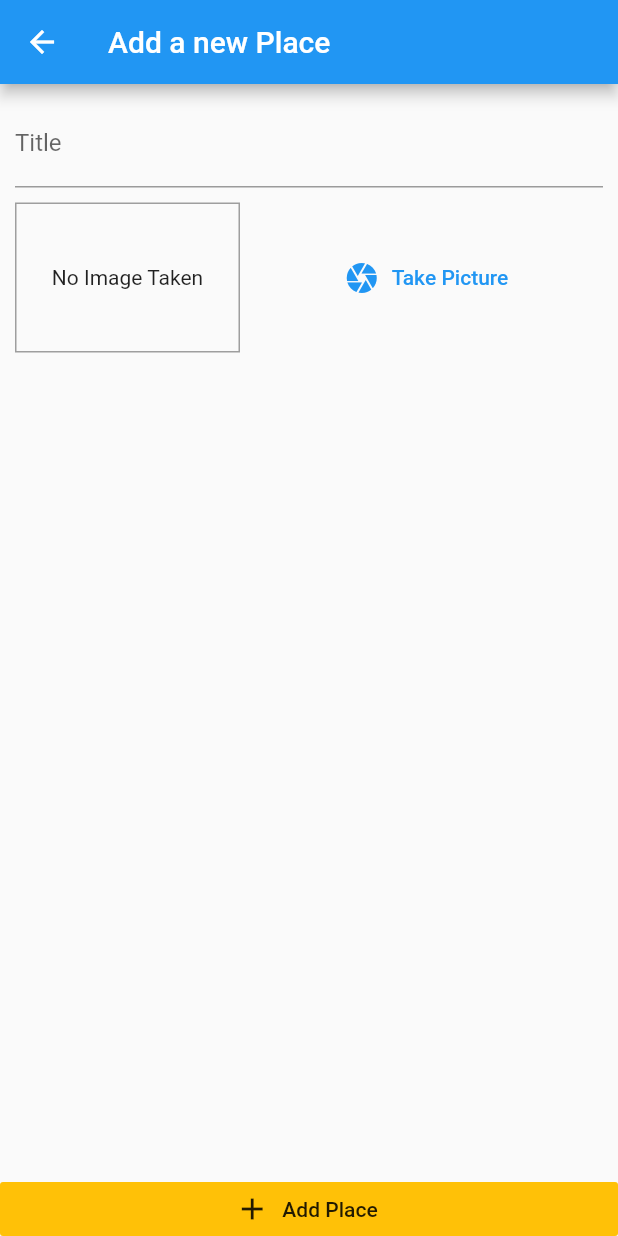
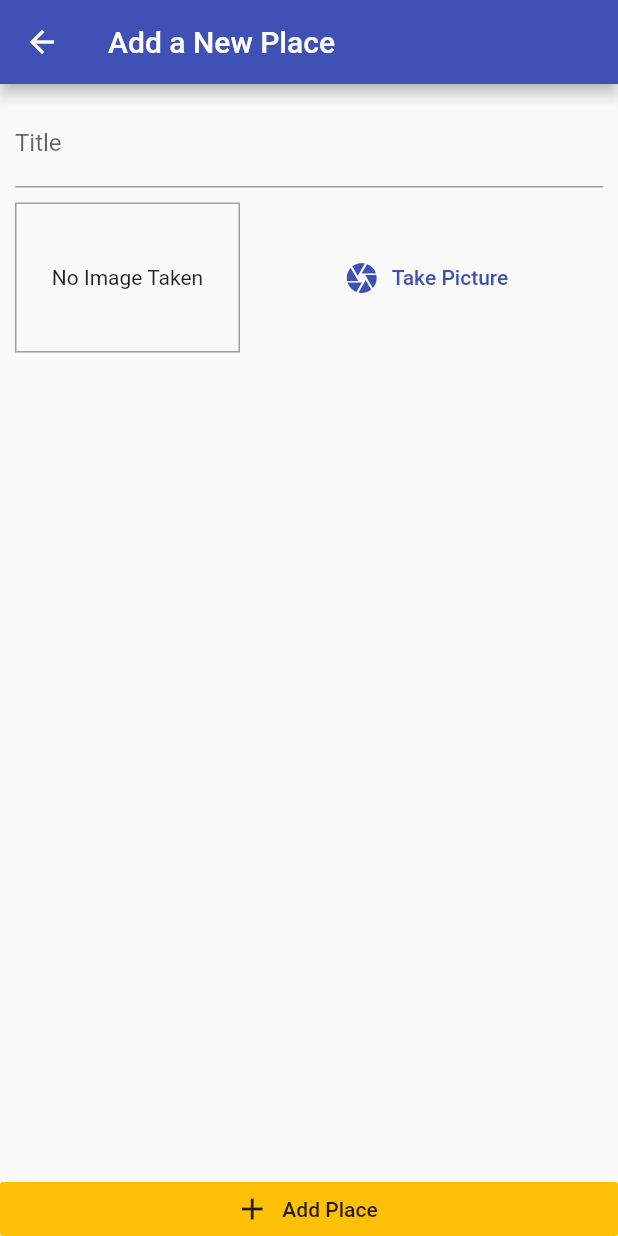
Before and after one commit to navod80/Flutter-location, a Flutter app: the screen it shows after launch, after a tap on the "add" icon, on a phone screen of 412 x 824 dp. Run offline on Flutter 3.47's test engine with Material 2 defaults, Android fonts, the phone set to English and light mode, and no system bars; our stand-ins replace image_picker.

Commit message:
minor changes

```diff
--- a/first_app/lib/main.dart
+++ b/first_app/lib/main.dart
@@ -1,29 +1,27 @@
 import 'package:flutter/material.dart';
 import 'package:provider/provider.dart';
 
-import './Providers/great_places.dart';
+import './providers/great_places.dart';
 import './screens/places_list_screen.dart';
 import './screens/add_place_screen.dart';
 
 void main() => runApp(MyApp());
 
 class MyApp extends StatelessWidget {
-  // This widget is the root of your application.
   @override
   Widget build(BuildContext context) {
     return ChangeNotifierProvider.value(
-      value:  GreatPlaces(),
+      value: GreatPlaces(),
       child: MaterialApp(
           title: 'Great Places',
           theme: ThemeData(
-        primarySwatch: Colors.blue,
+            primarySwatch: Colors.indigo,
             accentColor: Colors.amber,
           ),
           home: PlacesListScreen(),
           routes: {
             AddPlaceScreen.routeName: (ctx) => AddPlaceScreen(),
-      },
-    ),
+          }),
     );
   }
 }
--- a/first_app/lib/models/place.dart
+++ b/first_app/lib/models/place.dart
@@ -11,7 +11,7 @@ class PlaceLocation {
     @required this.latitude,
     @required this.longitude,
     this.address,
-    });
+  });
 }
 
 class Place {
--- a/first_app/lib/screens/add_place_screen.dart
+++ b/first_app/lib/screens/add_place_screen.dart
@@ -4,7 +4,7 @@ import 'package:flutter/material.dart';
 import 'package:provider/provider.dart';
 
 import '../widgets/image_input.dart';
-import '../Providers/great_places.dart';
+import '../providers/great_places.dart';
 
 class AddPlaceScreen extends StatefulWidget {
   static const routeName = '/add-place';
@@ -22,7 +22,7 @@ class _AddPlaceScreenState extends State<AddPlaceScreen> {
   }
 
   void _savePlace() {
-    if(_titleController.text.isEmpty || _pickedImage == null){
+    if (_titleController.text.isEmpty || _pickedImage == null) {
       return;
     }
     Provider.of<GreatPlaces>(context, listen: false)
@@ -34,21 +34,24 @@ class _AddPlaceScreenState extends State<AddPlaceScreen> {
   Widget build(BuildContext context) {
     return Scaffold(
       appBar: AppBar(
-        title: Text('Add a new Place')
+        title: Text('Add a New Place'),
       ),
       body: Column(
         crossAxisAlignment: CrossAxisAlignment.stretch,
         children: <Widget>[
           Expanded(
             child: SingleChildScrollView(
-                child: Padding(padding: EdgeInsets.all(10),
+              child: Padding(
+                padding: EdgeInsets.all(10),
                 child: Column(
                   children: <Widget>[
                     TextField(
                       decoration: InputDecoration(labelText: 'Title'),
                       controller: _titleController,
                     ),
-                      SizedBox(height: 10,),
+                    SizedBox(
+                      height: 10,
+                    ),
                     ImageInput(_selectImage),
                   ],
                 ),
@@ -62,7 +65,7 @@ class _AddPlaceScreenState extends State<AddPlaceScreen> {
             elevation: 0,
             materialTapTargetSize: MaterialTapTargetSize.shrinkWrap,
             color: Theme.of(context).accentColor,
-            )
+          ),
         ],
       ),
     );
--- a/first_app/lib/screens/places_list_screen.dart
+++ b/first_app/lib/screens/places_list_screen.dart
@@ -2,15 +2,17 @@ import 'package:flutter/material.dart';
 import 'package:provider/provider.dart';
 
 import './add_place_screen.dart';
-import '../Providers/great_places.dart';
+import '../providers/great_places.dart';
 
 class PlacesListScreen extends StatelessWidget {
   @override
   Widget build(BuildContext context) {
     return Scaffold(
-      appBar: AppBar(title: Text('Your places'),
-      actions:<Widget>[
-          IconButton(icon: Icon(Icons.add),
+      appBar: AppBar(
+        title: Text('Your Places'),
+        actions: <Widget>[
+          IconButton(
+            icon: Icon(Icons.add),
             onPressed: () {
               Navigator.of(context).pushNamed(AddPlaceScreen.routeName);
             },
@@ -19,11 +21,13 @@ class PlacesListScreen extends StatelessWidget {
       ),
       body: Consumer<GreatPlaces>(
         child: Center(
-          child: const Text('Got no places yet, Start adding some!'),
+          child: const Text('Got no places yet, start adding some!'),
         ),
-          builder: (ctx, greatPlaces, ch) =>
-              greatPlaces.items.length <= 0 ? ch : ListView.builder(
-                itemCount: greatPlaces.items.length, itemBuilder: (ctx, i) => ListTile(
+        builder: (ctx, greatPlaces, ch) => greatPlaces.items.length <= 0
+            ? ch
+            : ListView.builder(
+                itemCount: greatPlaces.items.length,
+                itemBuilder: (ctx, i) => ListTile(
                       leading: CircleAvatar(
                         backgroundImage: FileImage(
                           greatPlaces.items[i].image,
@@ -31,7 +35,7 @@ class PlacesListScreen extends StatelessWidget {
                       ),
                       title: Text(greatPlaces.items[i].title),
                       onTap: () {
-                    //Go to detail page ...
+                        // Go to detail page ...
                       },
                     ),
               ),
--- a/first_app/lib/widgets/image_input.dart
+++ b/first_app/lib/widgets/image_input.dart
@@ -18,34 +18,47 @@ class _ImageInputState extends State<ImageInput> {
   File _storedImage;
 
   Future<void> _takePicture() async {
-    final imageFIle = await ImagePicker.pickImage(
+    final imageFile = await ImagePicker.pickImage(
       source: ImageSource.camera,
-      maxWidth: 600
+      maxWidth: 600,
     );
+    if (imageFile == null) {
+      return;
+    }
     setState(() {
-      _storedImage = imageFIle;
+      _storedImage = imageFile;
     });
     final appDir = await syspaths.getApplicationDocumentsDirectory();
-    final fileName = path.basename(imageFIle.path);
-    final savedImage = imageFIle.copy('${appDir.path}/$fileName');
+    final fileName = path.basename(imageFile.path);
+    final savedImage = await imageFile.copy('${appDir.path}/$fileName');
     widget.onSelectImage(savedImage);
   }
 
   @override
   Widget build(BuildContext context) {
-    return Row(children: <Widget>[
-      Container(width: 150, height: 100, decoration: BoxDecoration(
-        border: Border.all(width: 1, color: Colors.grey)
+    return Row(
+      children: <Widget>[
+        Container(
+          width: 150,
+          height: 100,
+          decoration: BoxDecoration(
+            border: Border.all(width: 1, color: Colors.grey),
+          ),
+          child: _storedImage != null
+              ? Image.file(
+                  _storedImage,
+                  fit: BoxFit.cover,
+                  width: double.infinity,
+                )
+              : Text(
+                  'No Image Taken',
+                  textAlign: TextAlign.center,
+                ),
+          alignment: Alignment.center,
         ),
-        child: _storedImage != null ? Image.file(
-          _storedImage,
-          fit: BoxFit.cover,
-          width: double.infinity
-          )
-        : Text('No Image Taken', textAlign: TextAlign.center,),
-        alignment: Alignment.center,
+        SizedBox(
+          width: 10,
         ),
-        SizedBox(width: 10,),
         Expanded(
           child: FlatButton.icon(
             icon: Icon(Icons.camera),
@@ -54,7 +67,7 @@ class _ImageInputState extends State<ImageInput> {
             onPressed: _takePicture,
           ),
         ),
-    ],
+      ],
     );
   }
 }
```
Also changed, not shown: first_app/lib/Providers/great_places.dart (+8 -4 lines). Lines whose indentation alone changed are shown as unchanged.
